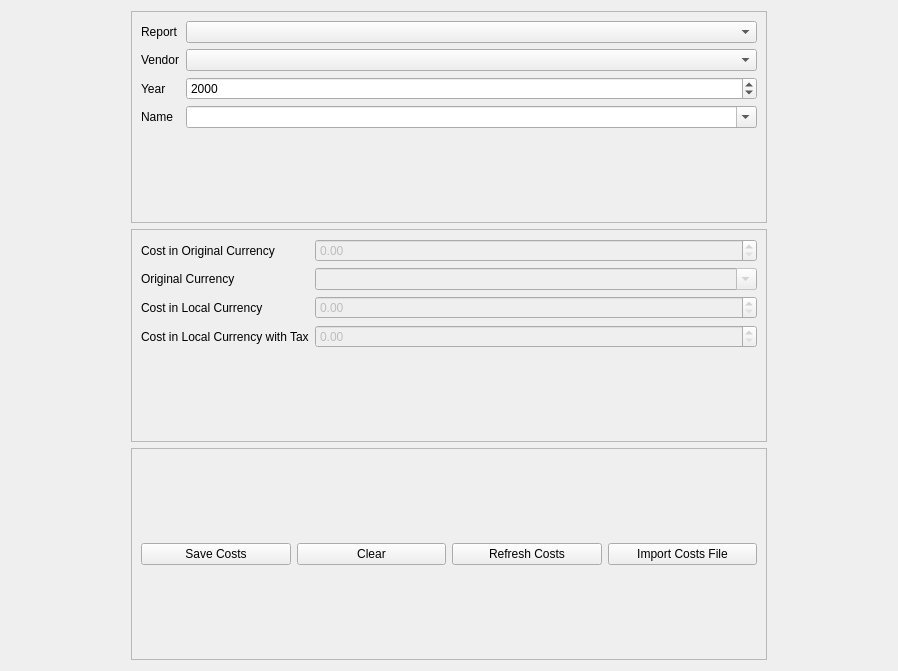
Before: the Qt Designer form ui/CostsTab.ui in CS-4820-Library-Project/COUNTER-5-Report-Tool-2020-5.0, drawn with Qt 5.
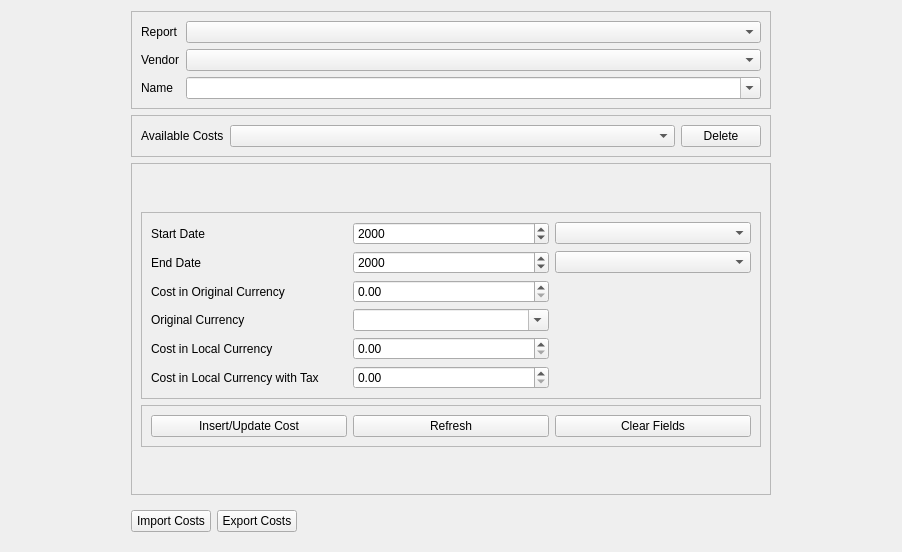
After: the same form once the commit is applied. Icons and pictures are not drawn.

Commit message: Costs and Visual rework

Patch:
```diff
--- a/ui/CostsTab.ui
+++ b/ui/CostsTab.ui
@@ -6,8 +6,8 @@
    <rect>
     <x>0</x>
     <y>0</y>
-    <width>898</width>
-    <height>671</height>
+    <width>902</width>
+    <height>552</height>
    </rect>
   </property>
   <property name="windowTitle">
@@ -105,27 +105,13 @@
           </widget>
          </item>
          <item row="2" column="0">
-          <widget class="QLabel" name="costs_year_parameter_label">
-           <property name="text">
-            <string>Year</string>
-           </property>
-          </widget>
-         </item>
-         <item row="2" column="1">
-          <widget class="QDateEdit" name="costs_year_parameter_dateedit">
-           <property name="displayFormat">
-            <string>yyyy</string>
-           </property>
-          </widget>
-         </item>
-         <item row="3" column="0">
           <widget class="QLabel" name="costs_name_parameter_label">
            <property name="text">
             <string>Name</string>
            </property>
           </widget>
          </item>
-         <item row="3" column="1">
+         <item row="2" column="1">
           <widget class="QComboBox" name="costs_name_parameter_combobox">
            <property name="sizePolicy">
             <sizepolicy hsizetype="Preferred" vsizetype="Fixed">
@@ -148,79 +134,40 @@
        </widget>
       </item>
       <item>
-       <widget class="QFrame" name="costs_values_frame">
+       <widget class="QFrame" name="frame_2">
         <property name="frameShape">
          <enum>QFrame::StyledPanel</enum>
         </property>
-        <layout class="QFormLayout" name="formLayout">
-         <item row="0" column="0">
-          <widget class="QLabel" name="costs_cost_in_original_currency_label">
-           <property name="text">
-            <string>Cost in Original Currency</string>
+        <layout class="QHBoxLayout" name="horizontalLayout_2">
+         <item>
+          <widget class="QLabel" name="label_3">
+           <property name="sizePolicy">
+            <sizepolicy hsizetype="Fixed" vsizetype="Preferred">
+             <horstretch>0</horstretch>
+             <verstretch>0</verstretch>
+            </sizepolicy>
            </property>
-          </widget>
-         </item>
-         <item row="0" column="1">
-          <widget class="QDoubleSpinBox" name="costs_cost_in_original_currency_doublespinbox">
-           <property name="enabled">
-            <bool>false</bool>
-           </property>
-           <property name="maximum">
-            <double>999999999.990000009536743</double>
-           </property>
-          </widget>
-         </item>
-         <item row="1" column="0">
-          <widget class="QLabel" name="costs_original_currency_label">
            <property name="text">
-            <string>Original Currency</string>
+            <string>Available Costs</string>
            </property>
           </widget>
          </item>
-         <item row="1" column="1">
-          <widget class="QComboBox" name="costs_original_currency_value_combobox">
-           <property name="enabled">
-            <bool>false</bool>
-           </property>
-           <property name="editable">
-            <bool>true</bool>
-           </property>
-          </widget>
+         <item>
+          <widget class="QComboBox" name="available_costs_combo_box"/>
          </item>
-         <item row="2" column="0">
-          <widget class="QLabel" name="costs_cost_in_local_currency_label">
-           <property name="text">
-            <string>Cost in Local Currency</string>
+         <item>
+          <widget class="QPushButton" name="delete_cost_button">
+           <property name="sizePolicy">
+            <sizepolicy hsizetype="Fixed" vsizetype="Fixed">
+             <horstretch>0</horstretch>
+             <verstretch>0</verstretch>
+            </sizepolicy>
            </property>
-          </widget>
-         </item>
-         <item row="2" column="1">
-          <widget class="QDoubleSpinBox" name="costs_cost_in_local_currency_doublespinbox">
-           <property name="enabled">
-            <bool>false</bool>
-           </property>
-           <property name="maximum">
-            <double>999999999.990000009536743</double>
-           </property>
-          </widget>
-         </item>
-         <item row="3" column="0">
-          <widget class="QLabel" name="costs_cost_in_local_currency_with_tax_label">
            <property name="text">
-            <string>Cost in Local Currency with Tax</string>
+            <string>Delete</string>
            </property>
           </widget>
          </item>
-         <item row="3" column="1">
-          <widget class="QDoubleSpinBox" name="costs_cost_in_local_currency_with_tax_doublespinbox">
-           <property name="enabled">
-            <bool>false</bool>
-           </property>
-           <property name="maximum">
-            <double>999999999.990000009536743</double>
-           </property>
-          </widget>
-         </item>
         </layout>
        </widget>
       </item>
@@ -229,35 +176,219 @@
         <property name="frameShape">
          <enum>QFrame::StyledPanel</enum>
         </property>
-        <layout class="QGridLayout" name="gridLayout">
-         <item row="0" column="0">
-          <widget class="QPushButton" name="costs_save_button">
-           <property name="text">
-            <string>Save Costs</string>
+        <layout class="QVBoxLayout" name="verticalLayout">
+         <item>
+          <spacer name="verticalSpacer_2">
+           <property name="orientation">
+            <enum>Qt::Vertical</enum>
            </property>
-          </widget>
+           <property name="sizeHint" stdset="0">
+            <size>
+             <width>0</width>
+             <height>0</height>
+            </size>
+           </property>
+          </spacer>
          </item>
-         <item row="0" column="2">
-          <widget class="QPushButton" name="costs_clear_button">
-           <property name="text">
-            <string>Clear</string>
+         <item>
+          <widget class="QFrame" name="costs_values_frame">
+           <property name="frameShape">
+            <enum>QFrame::StyledPanel</enum>
            </property>
+           <layout class="QGridLayout" name="gridLayout_2">
+            <item row="1" column="0">
+             <widget class="QLabel" name="label">
+              <property name="text">
+               <string>End Date</string>
+              </property>
+             </widget>
+            </item>
+            <item row="1" column="1">
+             <widget class="QDateEdit" name="end_year_date_edit">
+              <property name="displayFormat">
+               <string>yyyy</string>
+              </property>
+             </widget>
+            </item>
+            <item row="3" column="0">
+             <widget class="QLabel" name="costs_cost_in_original_currency_label">
+              <property name="text">
+               <string>Cost in Original Currency</string>
+              </property>
+             </widget>
+            </item>
+            <item row="0" column="1">
+             <widget class="QDateEdit" name="start_year_date_edit">
+              <property name="displayFormat">
+               <string>yyyy</string>
+              </property>
+             </widget>
+            </item>
+            <item row="0" column="0">
+             <widget class="QLabel" name="label_2">
+              <property name="text">
+               <string>Start Date</string>
+              </property>
+             </widget>
+            </item>
+            <item row="6" column="0">
+             <widget class="QLabel" name="costs_cost_in_local_currency_with_tax_label">
+              <property name="text">
+               <string>Cost in Local Currency with Tax</string>
+              </property>
+             </widget>
+            </item>
+            <item row="5" column="0">
+             <widget class="QLabel" name="costs_cost_in_local_currency_label">
+              <property name="text">
+               <string>Cost in Local Currency</string>
+              </property>
+             </widget>
+            </item>
+            <item row="6" column="1">
+             <widget class="QDoubleSpinBox" name="costs_cost_in_local_currency_with_tax_doublespinbox">
+              <property name="showGroupSeparator" stdset="0">
+               <bool>true</bool>
+              </property>
+              <property name="maximum">
+               <double>999999999.990000009536743</double>
+              </property>
+             </widget>
+            </item>
+            <item row="4" column="1">
+             <widget class="QComboBox" name="costs_original_currency_value_combobox">
+              <property name="editable">
+               <bool>true</bool>
+              </property>
+             </widget>
+            </item>
+            <item row="3" column="1">
+             <widget class="QDoubleSpinBox" name="costs_cost_in_original_currency_doublespinbox">
+              <property name="showGroupSeparator" stdset="0">
+               <bool>true</bool>
+              </property>
+              <property name="maximum">
+               <double>999999999.990000009536743</double>
+              </property>
+             </widget>
+            </item>
+            <item row="5" column="1">
+             <widget class="QDoubleSpinBox" name="costs_cost_in_local_currency_doublespinbox">
+              <property name="showGroupSeparator" stdset="0">
+               <bool>true</bool>
+              </property>
+              <property name="maximum">
+               <double>999999999.990000009536743</double>
+              </property>
+             </widget>
+            </item>
+            <item row="4" column="0">
+             <widget class="QLabel" name="costs_original_currency_label">
+              <property name="text">
+               <string>Original Currency</string>
+              </property>
+             </widget>
+            </item>
+            <item row="1" column="2">
+             <widget class="QComboBox" name="end_month_combo_box"/>
+            </item>
+            <item row="0" column="2">
+             <widget class="QComboBox" name="start_month_combo_box"/>
+            </item>
+           </layout>
           </widget>
          </item>
-         <item row="0" column="4">
-          <widget class="QPushButton" name="costs_load_button">
-           <property name="text">
-            <string>Refresh Costs</string>
+         <item>
+          <widget class="QFrame" name="frame_4">
+           <property name="frameShape">
+            <enum>QFrame::StyledPanel</enum>
            </property>
+           <layout class="QHBoxLayout" name="horizontalLayout_3">
+            <item>
+             <widget class="QPushButton" name="costs_save_button">
+              <property name="text">
+               <string>Insert/Update Cost</string>
+              </property>
+             </widget>
+            </item>
+            <item>
+             <widget class="QPushButton" name="costs_load_button">
+              <property name="text">
+               <string>Refresh</string>
+              </property>
+             </widget>
+            </item>
+            <item>
+             <widget class="QPushButton" name="costs_clear_button">
+              <property name="text">
+               <string>Clear Fields</string>
+              </property>
+             </widget>
+            </item>
+           </layout>
           </widget>
          </item>
-         <item row="0" column="5">
+         <item>
+          <spacer name="verticalSpacer">
+           <property name="orientation">
+            <enum>Qt::Vertical</enum>
+           </property>
+           <property name="sizeHint" stdset="0">
+            <size>
+             <width>0</width>
+             <height>0</height>
+            </size>
+           </property>
+          </spacer>
+         </item>
+        </layout>
+       </widget>
+      </item>
+      <item>
+       <widget class="QFrame" name="frame_6">
+        <layout class="QHBoxLayout" name="horizontalLayout_4">
+         <property name="leftMargin">
+          <number>0</number>
+         </property>
+         <item>
           <widget class="QPushButton" name="costs_import_costs_button">
+           <property name="sizePolicy">
+            <sizepolicy hsizetype="Fixed" vsizetype="Fixed">
+             <horstretch>0</horstretch>
+             <verstretch>0</verstretch>
+            </sizepolicy>
+           </property>
            <property name="text">
-            <string>Import Costs File</string>
+            <string>Import Costs</string>
            </property>
           </widget>
          </item>
+         <item>
+          <widget class="QPushButton" name="export_costs_button">
+           <property name="sizePolicy">
+            <sizepolicy hsizetype="Fixed" vsizetype="Fixed">
+             <horstretch>0</horstretch>
+             <verstretch>0</verstretch>
+            </sizepolicy>
+           </property>
+           <property name="text">
+            <string>Export Costs</string>
+           </property>
+          </widget>
+         </item>
+         <item>
+          <spacer name="horizontalSpacer_3">
+           <property name="orientation">
+            <enum>Qt::Horizontal</enum>
+           </property>
+           <property name="sizeHint" stdset="0">
+            <size>
+             <width>40</width>
+             <height>20</height>
+            </size>
+           </property>
+          </spacer>
+         </item>
         </layout>
        </widget>
       </item>
```
Left out of the diff: 2 changed lines with no effect on the pictures. The commit also changes 15 other files.
